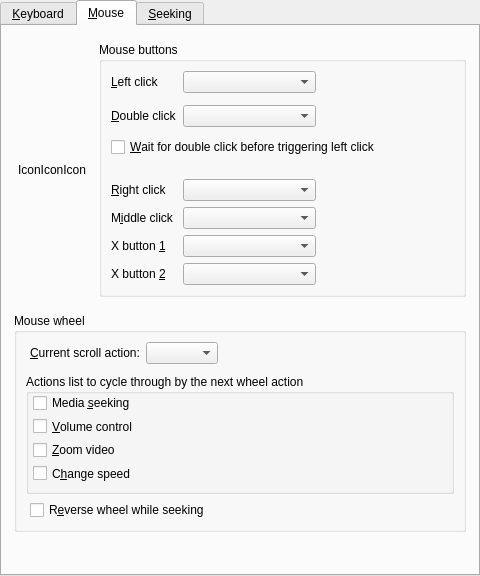
The window that src/gui/pref/input.ui (wilbert2000/wzplayer) describes before a commit, drawn with Qt 5.
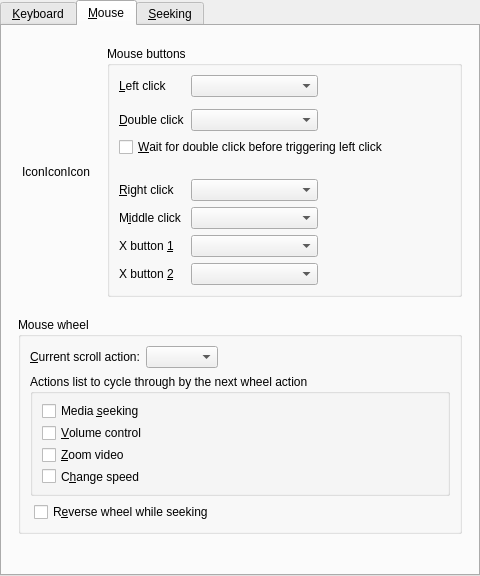
The same window after the commit. The open tabs and pages were chosen to show the change. Custom widgets are drawn as their Qt base class.

Commit message: Margins, margins

What changed in the file:
```diff
--- a/src/gui/pref/input.ui
+++ b/src/gui/pref/input.ui
@@ -115,10 +115,19 @@
       </attribute>
       <layout class="QVBoxLayout">
        <property name="spacing">
-        <number>12</number>
+        <number>16</number>
        </property>
-       <property name="margin">
-        <number>12</number>
+       <property name="leftMargin">
+        <number>16</number>
+       </property>
+       <property name="topMargin">
+        <number>16</number>
+       </property>
+       <property name="rightMargin">
+        <number>16</number>
+       </property>
+       <property name="bottomMargin">
+        <number>16</number>
        </property>
        <item>
         <layout class="QHBoxLayout" name="buttons_layout">
@@ -279,9 +288,6 @@
             </item>
             <item row="4" column="1" colspan="3">
              <layout class="QHBoxLayout" name="wait_for_double_click_layout">
-              <property name="topMargin">
-               <number>4</number>
-              </property>
               <property name="bottomMargin">
                <number>16</number>
               </property>
@@ -316,15 +322,6 @@
          <layout class="QVBoxLayout" name="verticalLayout_2">
           <item>
            <layout class="QHBoxLayout" name="wheel_scroll_action_layout">
-            <property name="leftMargin">
-             <number>4</number>
-            </property>
-            <property name="rightMargin">
-             <number>4</number>
-            </property>
-            <property name="bottomMargin">
-             <number>4</number>
-            </property>
             <item>
              <widget class="QLabel" name="wheel_label">
               <property name="text">
@@ -372,12 +369,6 @@
              <bool>true</bool>
             </property>
             <layout class="QVBoxLayout" name="verticalLayout">
-             <property name="leftMargin">
-              <number>4</number>
-             </property>
-             <property name="topMargin">
-              <number>0</number>
-             </property>
              <item>
               <widget class="QCheckBox" name="wheel_function_seek">
                <property name="text">
```
Left out of the diff: 44 changed lines with no effect on the pictures. The commit also changes 13 other files.
